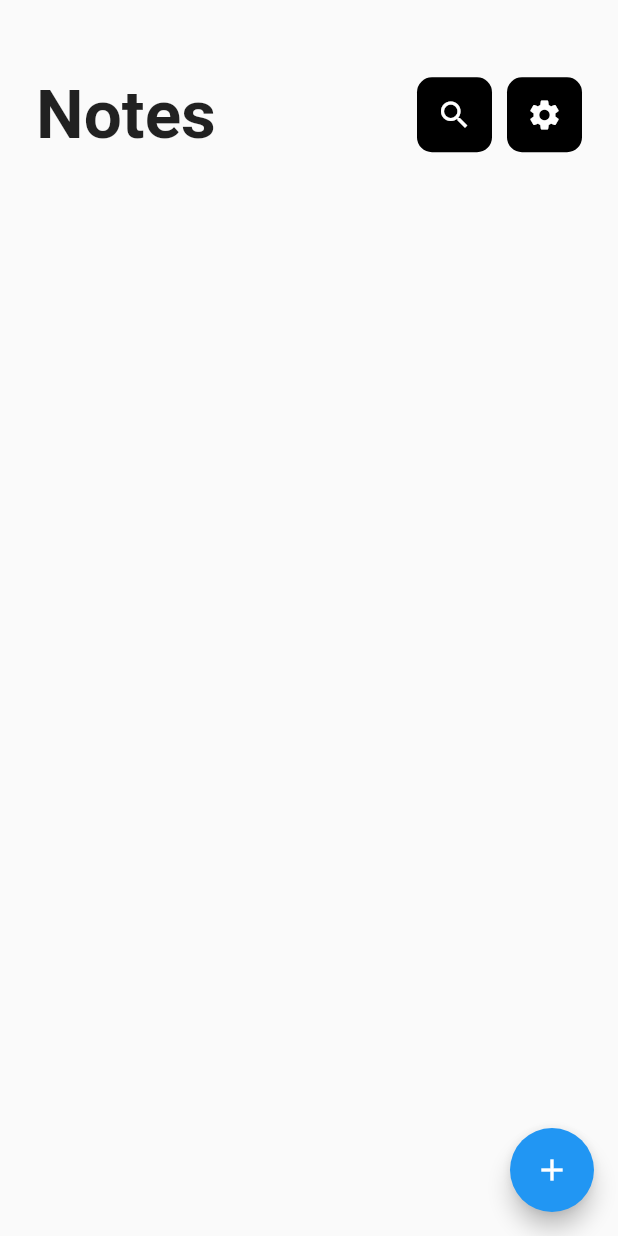
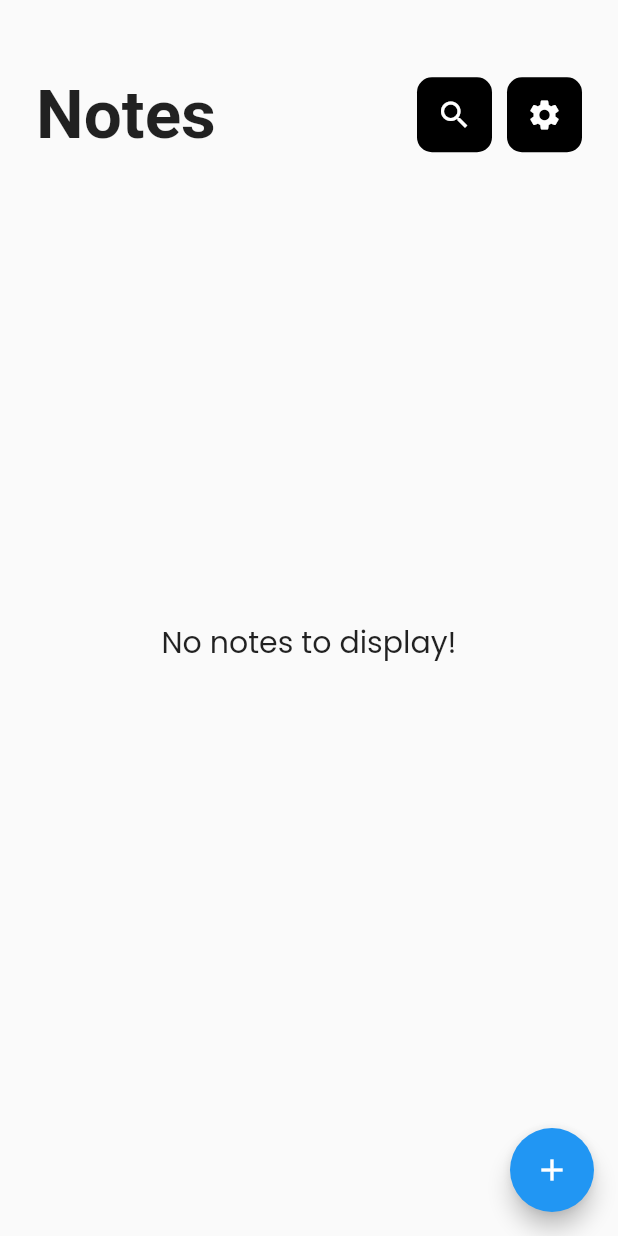
Before and after one commit to kinwaned/note_app, a Flutter app: the screen it shows once a user with an empty profile is signed in, on a phone screen of 412 x 824 dp. Run offline on Flutter 3.47's test engine with Material 2 defaults, Android fonts, the phone set to English and light mode, and no system bars; our stand-ins replace bloc, firebase_auth, firebase_core, flutter_bloc, flutter_svg, font_awesome_flutter and 3 more; accounts and stored records are empty; Roboto replaces fonts that are missing (assets/fonts/Poppins-SemiBold.ttf).

Commit message:
no notes condition added

```diff
--- a/lib/Screens/notes_item_list_view.dart
+++ b/lib/Screens/notes_item_list_view.dart
@@ -10,10 +10,17 @@ class NotesListView extends StatelessWidget {
 
   @override
   Widget build(BuildContext context) {
+
     return BlocBuilder<NotesCubit, NotesState>(
       builder: (context, state) {
         List<NoteModel> notes = BlocProvider.of<NotesCubit>(context).notes!;
-        return Padding(
+        if (notes.isEmpty ){
+          return const Padding(
+            padding: EdgeInsets.only(bottom: 70),
+            child: Center(child: Text('No notes to display!', style: TextStyle(fontSize: 20),)),
+          );
+        }else {
+          return Padding(
           padding: const EdgeInsets.symmetric(vertical: 16),
           child: ListView.builder(
               itemCount: notes.length,
@@ -26,6 +33,7 @@ class NotesListView extends StatelessWidget {
                 );
               }),
         );
+        }
       },
     );
   }
```
